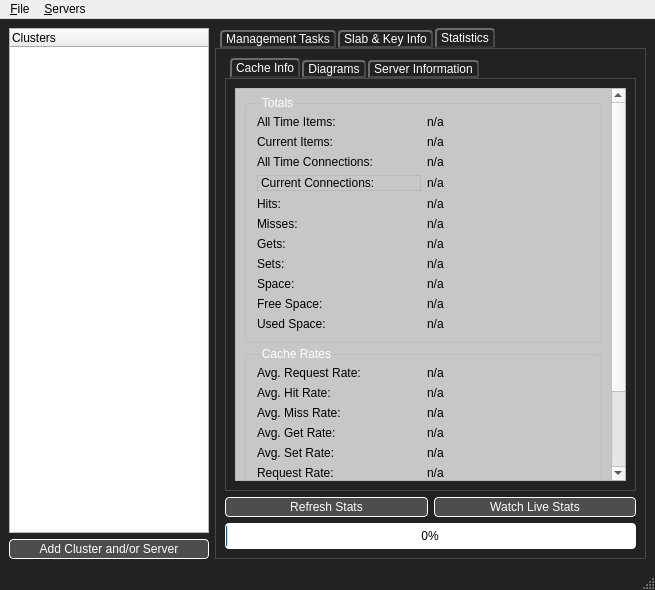
licface/memcached-manager, file src/MainWindow.ui: the form before one commit.
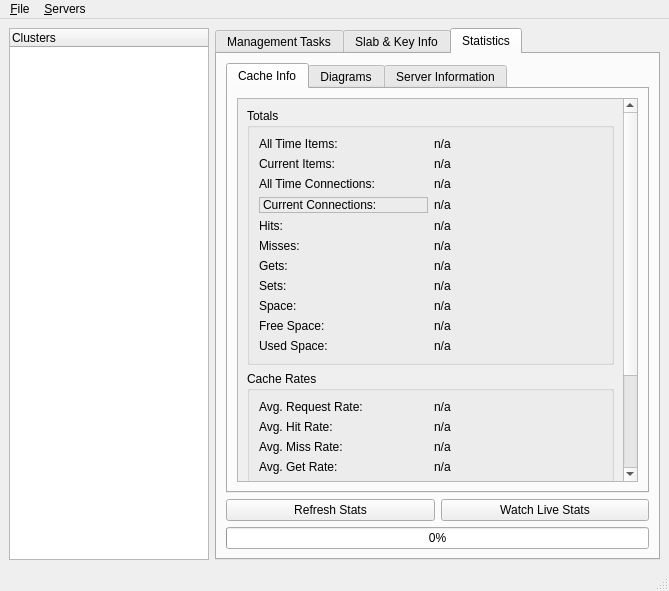
The form after the commit. The open tabs and pages were chosen to show the change. Icons and pictures are not drawn.

Commit message: Removed New CSS Layout for now. Styles are stored in MainWindow.css for now. Fixed bug #337826. Memcache Client not closing connections when task is done. Removed Add Cluster/Server button from main window Removed Cluster/Server menu items in favor of only having TreeView. This does require the Context Menu to need to be completed as you can not delete clusters/servers right now. Removed/Commented out all code from Menu Items/Main Windows Dialog button.

```diff
--- a/src/MainWindow.ui
+++ b/src/MainWindow.ui
@@ -5,8 +5,8 @@
    <rect>
     <x>0</x>
     <y>0</y>
-    <width>655</width>
-    <height>590</height>
+    <width>669</width>
+    <height>591</height>
    </rect>
   </property>
   <property name="contextMenuPolicy" >
@@ -20,84 +20,11 @@
     <normaloff>Icons/Globe.png</normaloff>Icons/Globe.png</iconset>
   </property>
   <property name="styleSheet" >
-   <string notr="true" >QLineEdit, QProgressBar, QPushButton, QGroupBox {
-	border-radius: 4px;
-	padding:2px;
-}
-QProgressBar {
-	border-color:#000;
-	text-align:center;
-}
-QPushButton {
-	background-color: rgb(77, 77, 77);
-	color:#fff;
-	border: 1px #fff solid;
-	border-style:outset;
-}
-QMainWindow {
-	background-color:#222;
-	color: #fff;
-}
-QLineEdit {
-	color: #fff;
-	background-color: #666;
-	border: 1px #BDBDBD solid;
-	border-style:outset;
-}
-QGroupBox {
-	border: 1px solid #bdbdbd;
-	margin-top:5px;
-}
-QGroupBox:title{
-	top:-7px;
-	left:15px;
-	color:#fff;
-}
-QTabBar::tab {
-	background: qlineargradient(x1: 0, y1: 0, x2: 0, y2: 1,
-								stop: 0 #333333, stop: 1.0 #404040, stop: 1.0 #333333);
-	border: 2px #484848 solid;
-	border-top-left-radius: 4px;
-	border-top-right-radius: 4px;
-	min-width: 8ex;
-	border-style:outset;
-	color:#fff;
-	padding-left: 4px;
-	padding-right: 4px;
-	margin-right: 2px;
-}
-QTabBar::tab:selected{
-	border-bottom-color: #333333;
-}
-QTabBar::tab:!selected{
-	margin-top: 2px;
-}
-QTabWidget::pane  {
-	border: 1px solid #484848;
-}
-QTabWidget QStackedWidget {
-	background: qlineargradient(x1: 0, y1: 0, x2: 0, y2: 1,
-								stop: 0 #333333, stop: 1.0 #222222);
-}
-QTabWidget::tab-bar {
-	left: 5px;
-}
-QLabel, QCheckBox {
-	color: #fff;
-}
-QScrollArea QWidget#scrollAreaWidgetContents_2 {
-	background-color:  #C7C7C7;
-	color:  #ffffff;
-}
-QScrollArea QLabel{
-	color:#000;
-}</string>
+   <string notr="true" />
   </property>
   <widget class="QWidget" name="centralwidget" >
    <layout class="QHBoxLayout" name="horizontalLayout_5" >
     <item>
-     <layout class="QVBoxLayout" name="verticalLayout_5" >
-      <item>
        <widget class="QTreeWidget" name="treeCluster" >
         <property name="sizePolicy" >
          <sizepolicy vsizetype="Expanding" hsizetype="MinimumExpanding" >
@@ -128,19 +55,6 @@
        </widget>
       </item>
       <item>
-       <layout class="QHBoxLayout" name="horizontalLayout" >
-        <item>
-         <widget class="QPushButton" name="btnAddClusterServer" >
-          <property name="text" >
-           <string>Add Cluster and/or Server</string>
-          </property>
-         </widget>
-        </item>
-       </layout>
-      </item>
-     </layout>
-    </item>
-    <item>
      <widget class="QTabWidget" name="tabsMain" >
       <property name="minimumSize" >
        <size>
@@ -323,9 +237,9 @@
                <property name="geometry" >
                 <rect>
                  <x>0</x>
-                 <y>-136</y>
-                 <width>266</width>
-                 <height>574</height>
+                 <y>0</y>
+                 <width>428</width>
+                 <height>600</height>
                 </rect>
                </property>
                <layout class="QVBoxLayout" name="verticalLayout_3" >
@@ -1000,7 +914,7 @@
     <rect>
      <x>0</x>
      <y>0</y>
-     <width>655</width>
+     <width>669</width>
      <height>26</height>
     </rect>
    </property>
```
Left out of the diff: 8 changed lines with no effect on the pictures. Lines whose indentation alone changed are shown as unchanged. The commit also changes 10 other files.
